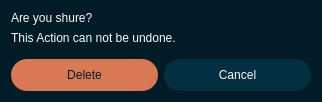
This is pse/umlsl_editor/src/view/widgets/qt_widgets/delete_dialog.ui in 69420pm/UMLSL-traffic-editor as Qt 5 draws it before an edit. The edited form follows.
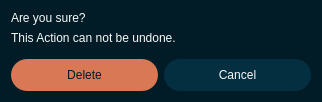
This is the edited form. Icons and pictures are not drawn.

```diff
--- a/pse/umlsl_editor/src/view/widgets/qt_widgets/delete_dialog.ui
+++ b/pse/umlsl_editor/src/view/widgets/qt_widgets/delete_dialog.ui
@@ -6,7 +6,7 @@
    <rect>
     <x>0</x>
     <y>0</y>
-    <width>320</width>
+    <width>324</width>
     <height>118</height>
    </rect>
   </property>
@@ -204,7 +204,7 @@
    <item>
     <widget class="QLabel" name="label">
      <property name="text">
-      <string>Are you shure?</string>
+      <string>Are you sure?</string>
      </property>
      <property name="class" stdset="0">
       <string>title</string>
```
Left out of the diff: 2 changed lines with no effect on the pictures.
